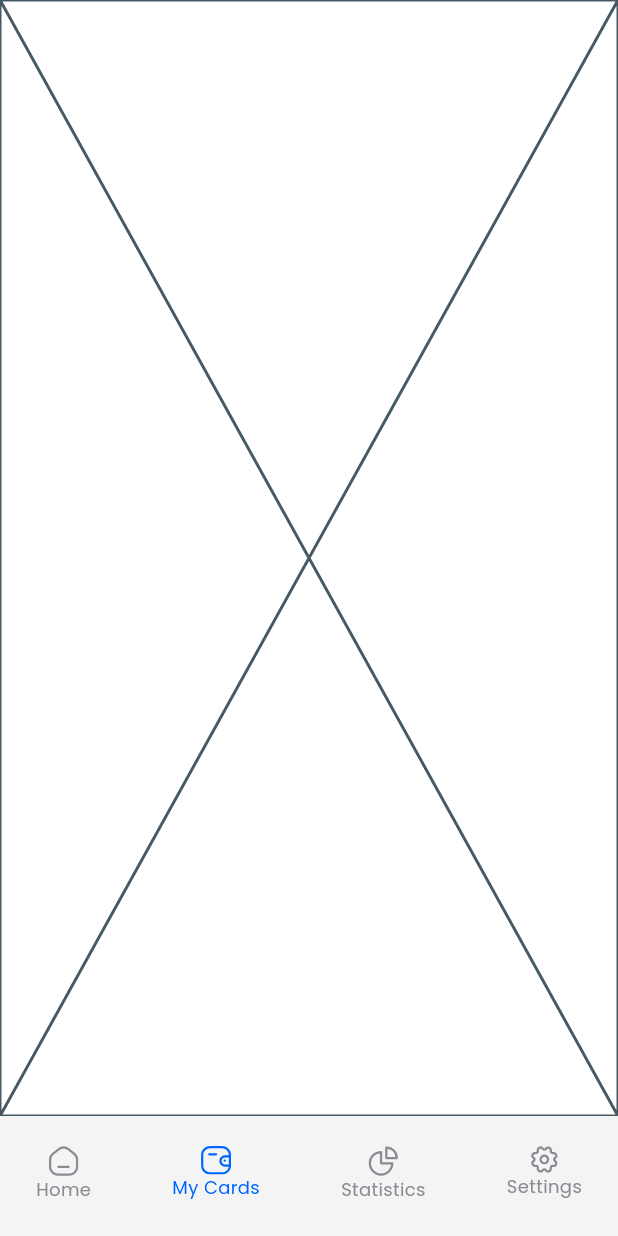
After one commit to quangbk198/flutter_ui_bank_app, a Flutter app: the MainScreen screen opened by its route, item 2 of the bottom bar chosen, on a phone screen of 412 x 824 dp. The commit adds this screen. Run offline on Flutter 3.47's test engine with Material 3 defaults, Android fonts, the phone set to English and light mode, and no system bars; our stand-ins replace flutter_svg, go_router, shared_preferences; missing offline and left inert: dart:ffi; accounts and stored records are empty.

Commit message:
add bottom navigation bar

```diff
--- a/lib/main.dart
+++ b/lib/main.dart
@@ -1,5 +1,6 @@
-import 'package:bank_app_4/screen/home_screen.dart';
+import 'package:bank_app_4/screen/home_page.dart';
 import 'package:bank_app_4/screen/login_screen.dart';
+import 'package:bank_app_4/screen/main_screen.dart';
 import 'package:bank_app_4/screen/onboarding_screen.dart';
 import 'package:bank_app_4/screen/sign_up_screen.dart';
 import 'package:bank_app_4/screen/splash_screen.dart';
@@ -68,10 +69,10 @@ final GoRouter _router = GoRouter(
       },
     ),
     GoRoute(
-      path: "/home",
-      name: "home_screen",
+      path: "/main",
+      name: "main_screen",
       builder: (context, state) {
-        return const HomeScreen();
+        return const MainScreen();
       },
     ),
   ],
--- a/lib/screen/login_screen.dart
+++ b/lib/screen/login_screen.dart
@@ -89,7 +89,7 @@ class _LoginScreenState extends State<LoginScreen> {
               const SizedBox(height: 40),
               AppButton(
                 onPressed: () {
-                  _startLogin(context);
+                  _startLogin();
                 },
                 textButton: "Sign In",
               ),
@@ -136,7 +136,7 @@ class _LoginScreenState extends State<LoginScreen> {
     );
   }
 
-  Future<void> _startLogin(BuildContext context) async {
+  Future<void> _startLogin() async {
     final String email = _emailController.text;
     final String pass = _passwordController.text;
 
@@ -149,7 +149,7 @@ class _LoginScreenState extends State<LoginScreen> {
 
     if (email == emailLocal && pass == passLocal) {
       if (mounted) {
-        context.goNamed("home_screen");
+        context.goNamed("main_screen");
       }
     } else {
       if (mounted) {
--- /dev/null
+++ b/lib/screen/main_screen.dart
@@ -0,0 +1,39 @@
+import 'package:bank_app_4/screen/home_page.dart';
+import 'package:bank_app_4/screen/my_cards_page.dart';
+import 'package:bank_app_4/screen/settings_page.dart';
+import 'package:bank_app_4/screen/statistics_page.dart';
+import 'package:bank_app_4/widgets/bottom_nav_bar.dart';
+import 'package:flutter/material.dart';
+
+class MainScreen extends StatefulWidget {
+  const MainScreen({super.key});
+
+  @override
+  State<MainScreen> createState() => _MainScreenState();
+}
+
+class _MainScreenState extends State<MainScreen> {
+  int currentTabIndex = 0;
+  final List<Widget> pages = [
+    const HomePage(),
+    const MyCardsPage(),
+    const StatisticsPage(),
+    const SettingsPage(),
+  ];
+
+  @override
+  Widget build(BuildContext context) {
+    return Scaffold(
+      backgroundColor: Colors.white,
+      bottomNavigationBar: BottomNavBar(
+        indexSelected: currentTabIndex,
+        onChangeTab: (index) {
+          setState(() {
+            currentTabIndex = index;
+          });
+        },
+      ),
+      body: pages[currentTabIndex],
+    );
+  }
+}
--- /dev/null
+++ b/lib/screen/my_cards_page.dart
@@ -0,0 +1,10 @@
+import 'package:flutter/material.dart';
+
+class MyCardsPage extends StatelessWidget {
+  const MyCardsPage({super.key});
+
+  @override
+  Widget build(BuildContext context) {
+    return const Placeholder();
+  }
+}
--- /dev/null
+++ b/lib/widgets/bottom_nav_bar.dart
@@ -0,0 +1,71 @@
+import 'package:flutter/material.dart';
+import 'package:flutter_svg/flutter_svg.dart';
+
+class BottomNavBar extends StatefulWidget {
+  final int indexSelected;
+  final ValueChanged<int> onChangeTab;
+
+  const BottomNavBar({
+    super.key,
+    required this.indexSelected,
+    required this.onChangeTab,
+  });
+
+  @override
+  State<BottomNavBar> createState() => _BottomNavBarState();
+}
+
+class _BottomNavBarState extends State<BottomNavBar> {
+  @override
+  Widget build(BuildContext context) {
+    return BottomAppBar(
+      color: const Color(0xFFF4F4F4),
+      child: Row(
+        mainAxisAlignment: MainAxisAlignment.spaceBetween,
+        children: [
+          _tabItem(index: 0, icon: 'assets/ic_tab_home.svg', label: 'Home'),
+          _tabItem(index: 1, icon: 'assets/ic_tab_card.svg', label: 'My Cards'),
+          _tabItem(index: 2, icon: 'assets/ic_tab_statistics.svg', label: 'Statistics'),
+          _tabItem(index: 3, icon: 'assets/ic_tab_settings.svg', label: 'Settings'),
+        ],
+      ),
+    );
+  }
+
+  Widget _tabItem({
+    required int index,
+    required String icon,
+    required String label,
+  }) {
+    return IconButton(
+      onPressed: () {
+        if (widget.indexSelected != index) {
+          widget.onChangeTab(index);
+        }
+      },
+      icon: Column(
+        crossAxisAlignment: CrossAxisAlignment.center,
+        children: [
+          SvgPicture.asset(
+            icon,
+            colorFilter: ColorFilter.mode(
+              widget.indexSelected == index
+                  ? const Color(0xFF0066FF)
+                  : const Color(0xFF8B8B94),
+              BlendMode.srcIn,
+            ),
+          ),
+          Text(
+            label,
+            style: TextStyle(
+              color: widget.indexSelected == index
+                  ? const Color(0xFF0066FF)
+                  : const Color(0xFF8B8B94),
+              fontSize: 12,
+            ),
+          ),
+        ],
+      ),
+    );
+  }
+}
```
Also changed, not shown: lib/screen/home_page.dart (renamed from lib/screen/home_screen.dart, +23 -7 lines), lib/screen/settings_page.dart (added, +10 -0 lines), lib/screen/statistics_page.dart (added, +10 -0 lines), assets/ic_tab_card.svg (added), assets/ic_tab_home.svg (added), assets/ic_tab_settings.svg (added), assets/ic_tab_statistics.svg (added).
